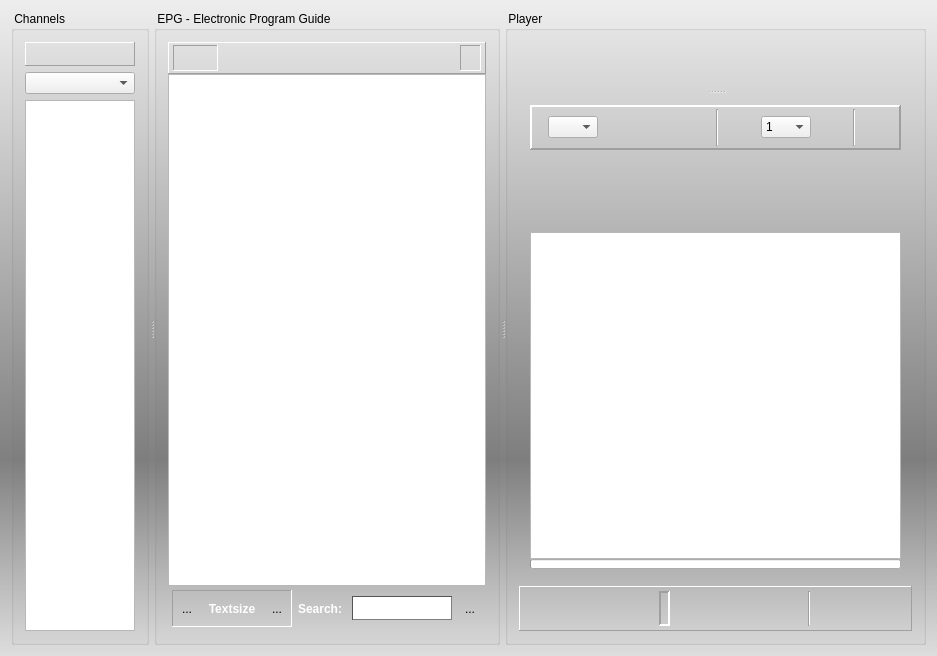
Qt form vlc-record/forms/recorder_inc.ui (code-google-com/vlc-record) before a commit.
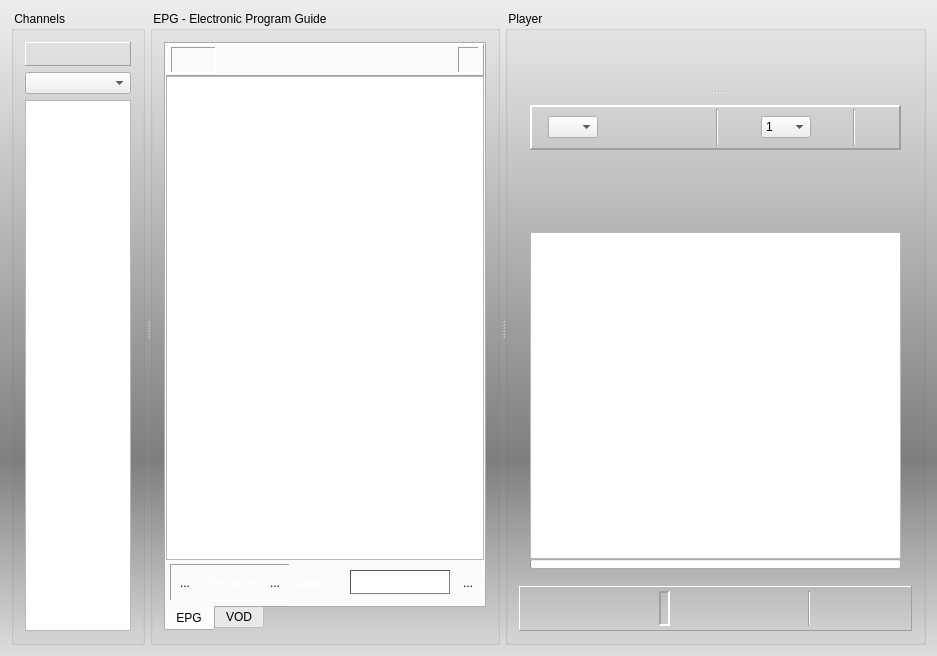
The same form after that commit. Icons and pictures are not drawn. Custom widgets are drawn as their Qt base class.

```diff
--- a/vlc-record/forms/recorder_inc.ui
+++ b/vlc-record/forms/recorder_inc.ui
@@ -171,6 +171,25 @@
        </property>
        <layout class="QVBoxLayout" name="verticalLayout_4">
         <item>
+         <widget class="QTabWidget" name="tabEpgVod">
+          <property name="tabPosition">
+           <enum>QTabWidget::South</enum>
+          </property>
+          <property name="currentIndex">
+           <number>0</number>
+          </property>
+          <widget class="QWidget" name="epgTab">
+           <attribute name="title">
+            <string>EPG</string>
+           </attribute>
+           <layout class="QVBoxLayout" name="verticalLayout_6">
+            <property name="spacing">
+             <number>0</number>
+            </property>
+            <property name="margin">
+             <number>0</number>
+            </property>
+            <item>
          <layout class="QVBoxLayout" name="verticalLayout_2">
           <property name="spacing">
            <number>0</number>
@@ -513,6 +532,15 @@
            </widget>
           </item>
          </layout>
+            </item>
+           </layout>
+          </widget>
+          <widget class="QWidget" name="vodTab">
+           <attribute name="title">
+            <string>VOD</string>
+           </attribute>
+          </widget>
+         </widget>
         </item>
        </layout>
       </widget>
```
Lines whose indentation alone changed are shown as unchanged.
